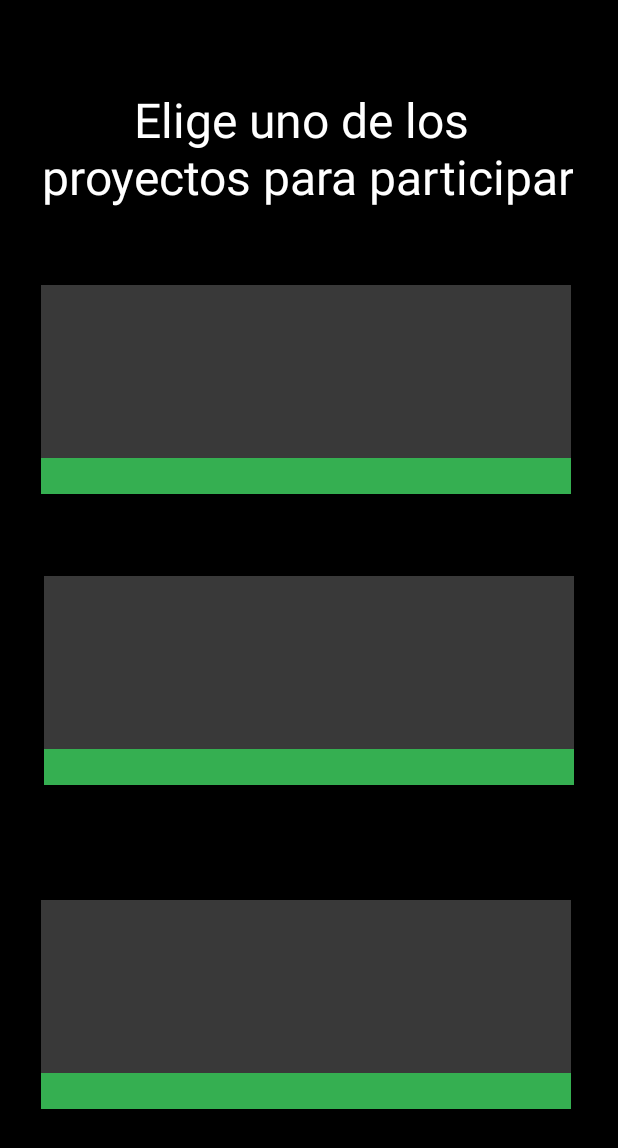
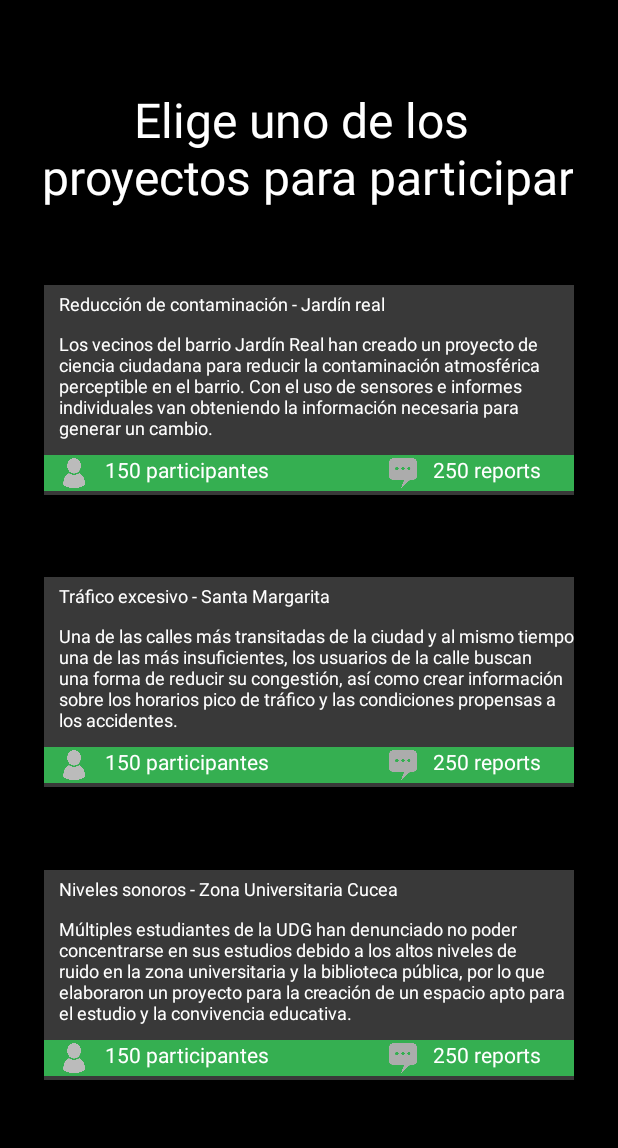
Before and after one commit to juangmalta/citizen_science_app, an Android app: the layout choose_project.xml on its own in the app's theme, with its tools: preview values and no code run, on a phone screen of 412 x 824 dp. Shown: the top 1148 px of the screen. Run offline under Robolectric (Android 15) with nearby library versions, the phone set to English and light mode, and no system bars.

Commit message:
choose project done
done

```diff
--- a/app/src/main/res/layout/choose_project.xml
+++ b/app/src/main/res/layout/choose_project.xml
@@ -5,29 +5,6 @@
     android:layout_width="match_parent"
     android:layout_height="match_parent"
     android:background="@color/black">
-
-    <LinearLayout
-        android:id="@+id/canvasProjectDos"
-        android:layout_width="353dp"
-        android:layout_height="139dp"
-        android:background="@drawable/grey_rectangle"
-        app:layout_constraintBottom_toBottomOf="parent"
-        app:layout_constraintEnd_toEndOf="parent"
-        app:layout_constraintStart_toStartOf="parent"
-        app:layout_constraintTop_toBottomOf="@+id/canvasProjectUno"
-        app:layout_constraintVertical_bias="0.154">
-
-        <LinearLayout
-            android:id="@+id/barraVerdeDos"
-            android:layout_width="353dp"
-            android:layout_height="24dp"
-            android:background="@drawable/green_rectangle"
-            android:layout_gravity="bottom"
-            android:orientation="horizontal">
-
-        </LinearLayout>
-
-    </LinearLayout>
 
     <TextView
         android:id="@+id/heading"
@@ -46,57 +23,228 @@
 
     <LinearLayout
         android:id="@+id/canvasProjectUno"
-        android:orientation="horizontal"
         android:layout_width="353dp"
-        android:layout_height="139dp"
+        android:layout_height="140dp"
         android:background="@drawable/grey_rectangle"
+        android:orientation="vertical"
         app:layout_constraintBottom_toBottomOf="parent"
         app:layout_constraintEnd_toEndOf="parent"
-        app:layout_constraintHorizontal_bias="0.465"
         app:layout_constraintStart_toStartOf="parent"
         app:layout_constraintTop_toBottomOf="@+id/heading"
         app:layout_constraintVertical_bias="0.093">
 
+
+        <TextView
+            android:id="@+id/tituloProyectoUno"
+            android:layout_width="wrap_content"
+            android:layout_height="wrap_content"
+            android:paddingLeft="10dp"
+            android:paddingTop="4dp"
+            android:paddingBottom="10dp"
+            android:text="Reducción de contaminación - Jardín real"
+            android:textColor="@color/white"
+            android:textSize="12sp" />
+
+        <TextView
+            android:id="@+id/descripcionProjectoUno"
+            android:layout_width="wrap_content"
+            android:layout_height="wrap_content"
+            android:paddingLeft="10dp"
+            android:paddingBottom="10dp"
+            android:text="Los vecinos del barrio Jardín Real han creado un proyecto de ciencia ciudadana para reducir la contaminación atmosférica perceptible en el barrio. Con el uso de sensores e informes individuales van obteniendo la información necesaria para generar un cambio."
+            android:textColor="@color/white"
+            android:textSize="12sp" />
+
         <LinearLayout
             android:id="@+id/barraVerdeUno"
-            android:layout_width="353dp"
+            android:layout_width="match_parent"
             android:layout_height="24dp"
             android:background="@drawable/green_rectangle"
-            android:layout_gravity="bottom"
             android:orientation="horizontal">
+
+            <LinearLayout
+                android:layout_width="40dp"
+                android:layout_height="match_parent"
+                android:background="@drawable/humano_icon">
+            </LinearLayout>
+
+            <TextView
+                android:layout_width="wrap_content"
+                android:layout_height="22dp"
+                android:text="150 participantes"
+                android:textColor="@color/white"
+                android:textAlignment="center"
+                android:paddingRight="70dp">
+
+            </TextView>
+
+            <LinearLayout
+                android:layout_width="40dp"
+                android:layout_height="match_parent"
+                android:background="@drawable/comments_icon">
+            </LinearLayout>
+
+            <TextView
+                android:layout_width="wrap_content"
+                android:layout_height="22dp"
+                android:text="250 reports"
+                android:textColor="@color/white"
+                android:textAlignment="center">
+
+            </TextView>
 
         </LinearLayout>
 
+    </LinearLayout>
+
+
+    <LinearLayout
+        android:id="@+id/canvasProjectDos"
+        android:layout_width="353dp"
+        android:layout_height="140dp"
+        android:orientation="vertical"
+        android:background="@drawable/grey_rectangle"
+        app:layout_constraintBottom_toBottomOf="parent"
+        app:layout_constraintEnd_toEndOf="parent"
+        app:layout_constraintStart_toStartOf="parent"
+        app:layout_constraintTop_toBottomOf="@+id/canvasProjectUno"
+        app:layout_constraintVertical_bias="0.154">
+
         <TextView
-            android:id="@+id/textView"
-            android:layout_width="102dp"
+            android:id="@+id/tituloProyectoDos"
+            android:layout_width="wrap_content"
             android:layout_height="wrap_content"
-            android:layout_gravity="top"
-            android:layout_weight="1"
-            android:text="Reducción de contaminación - Jardín real"
+            android:paddingLeft="10dp"
+            android:paddingTop="4dp"
+            android:paddingBottom="10dp"
+            android:text="Tráfico excesivo - Santa Margarita"
             android:textColor="@color/white"
-            android:textSize="12dp" />
+            android:textSize="12sp" />
+
+        <TextView
+            android:id="@+id/descripcionProjectoDos"
+            android:layout_width="wrap_content"
+            android:layout_height="wrap_content"
+            android:paddingLeft="10dp"
+            android:paddingBottom="10dp"
+            android:text="Una de las calles más transitadas de la ciudad y al mismo tiempo una de las más insuficientes, los usuarios de la calle buscan una forma de reducir su congestión, así como crear información sobre los horarios pico de tráfico y las condiciones propensas a los accidentes."
+            android:textColor="@color/white"
+            android:textSize="12sp" />
+
+        <LinearLayout
+            android:id="@+id/barraVerdeDos"
+            android:layout_width="353dp"
+            android:layout_height="24dp"
+            android:layout_gravity="bottom"
+            android:background="@drawable/green_rectangle"
+            android:orientation="horizontal">
+
+            <LinearLayout
+                android:layout_width="40dp"
+                android:layout_height="match_parent"
+                android:background="@drawable/humano_icon">
+            </LinearLayout>
+
+            <TextView
+                android:layout_width="wrap_content"
+                android:layout_height="22dp"
+                android:text="150 participantes"
+                android:textColor="@color/white"
+                android:textAlignment="center"
+                android:paddingRight="70dp">
+
+            </TextView>
+
+            <LinearLayout
+                android:layout_width="40dp"
+                android:layout_height="match_parent"
+                android:background="@drawable/comments_icon">
+            </LinearLayout>
+
+            <TextView
+                android:layout_width="wrap_content"
+                android:layout_height="22dp"
+                android:text="250 reports"
+                android:textColor="@color/white"
+                android:textAlignment="center">
+
+            </TextView>
+
+        </LinearLayout>
+
     </LinearLayout>
+
 
     <LinearLayout
         android:id="@+id/canvasProjectTres"
         android:layout_width="353dp"
-        android:layout_height="139dp"
+        android:layout_height="140dp"
         android:background="@drawable/grey_rectangle"
+        android:orientation="vertical"
         app:layout_constraintBottom_toBottomOf="parent"
         app:layout_constraintEnd_toEndOf="parent"
-        app:layout_constraintHorizontal_bias="0.465"
         app:layout_constraintStart_toStartOf="parent"
         app:layout_constraintTop_toBottomOf="@+id/canvasProjectDos"
-        app:layout_constraintVertical_bias="0.475">
+        app:layout_constraintVertical_bias="0.347">
+
+        <TextView
+            android:id="@+id/tituloProyectoTres"
+            android:layout_width="wrap_content"
+            android:layout_height="wrap_content"
+            android:paddingLeft="10dp"
+            android:paddingTop="4dp"
+            android:paddingBottom="10dp"
+            android:text="Niveles sonoros - Zona Universitaria Cucea"
+            android:textColor="@color/white"
+            android:textSize="12sp" />
+
+        <TextView
+            android:id="@+id/descripcionProjectoTres"
+            android:layout_width="wrap_content"
+            android:layout_height="wrap_content"
+            android:paddingLeft="10dp"
+            android:paddingBottom="10dp"
+            android:text="Múltiples estudiantes de la UDG han denunciado no poder concentrarse en sus estudios debido a los altos niveles de ruido en la zona universitaria y la biblioteca pública, por lo que elaboraron un proyecto para la creación de un espacio apto para el estudio y la convivencia educativa."
+            android:textColor="@color/white"
+            android:textSize="12sp" />
 
         <LinearLayout
             android:id="@+id/barraVerdeTres"
-            android:layout_width="353dp"
+            android:layout_width="match_parent"
             android:layout_height="24dp"
             android:background="@drawable/green_rectangle"
-            android:layout_gravity="bottom"
             android:orientation="horizontal">
+
+            <LinearLayout
+                android:layout_width="40dp"
+                android:layout_height="match_parent"
+                android:background="@drawable/humano_icon">
+            </LinearLayout>
+
+            <TextView
+                android:layout_width="wrap_content"
+                android:layout_height="22dp"
+                android:text="150 participantes"
+                android:textColor="@color/white"
+                android:textAlignment="center"
+                android:paddingRight="70dp">
+
+            </TextView>
+
+            <LinearLayout
+                android:layout_width="40dp"
+                android:layout_height="match_parent"
+                android:background="@drawable/comments_icon">
+            </LinearLayout>
+
+            <TextView
+                android:layout_width="wrap_content"
+                android:layout_height="22dp"
+                android:text="250 reports"
+                android:textColor="@color/white"
+                android:textAlignment="center">
+
+            </TextView>
 
         </LinearLayout>
 
```
Also changed, not shown: app/src/main/res/drawable/comments_icon.png (added), app/src/main/res/drawable/humano_icon.png (added).
